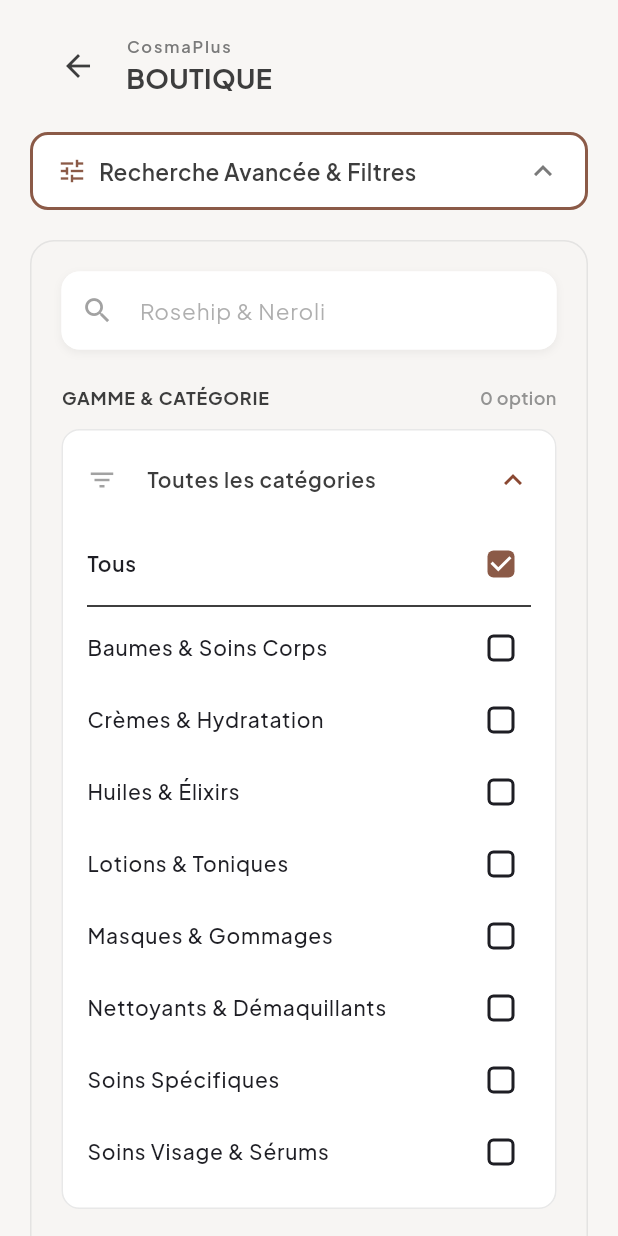
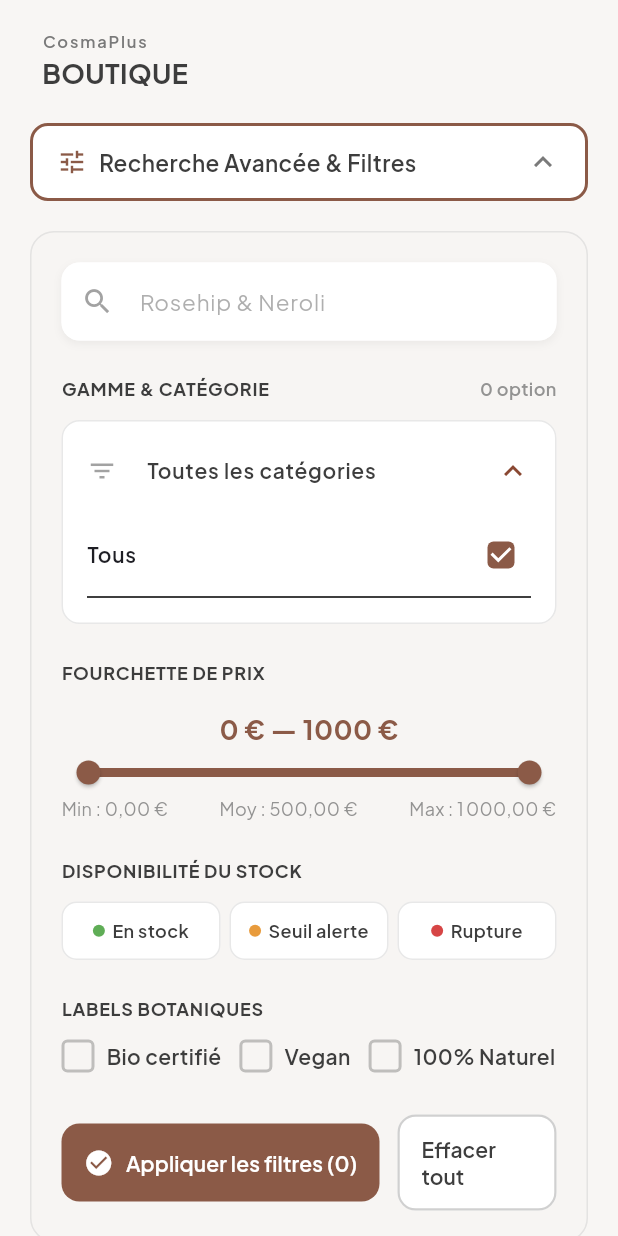
Before and after one commit to ghazi0ba/dev_mobile, a Flutter app: the ProductsScreen screen opened directly, after a tap on "Recherche Avancée & Filtres", after a tap on "Toutes les catégories", on a phone screen of 412 x 824 dp. Run offline on Flutter 3.47's test engine with Material 3 defaults, Android fonts, the phone set to English and light mode, and no system bars; our stand-ins replace cloud_firestore, firebase_auth, firebase_core, google_fonts, image_picker; accounts and stored records are empty.

Commit message:
fixing analyze issues

```diff
--- a/lib/features/produits/screens/product_add_screen.dart
+++ b/lib/features/produits/screens/product_add_screen.dart
@@ -37,7 +37,7 @@ class _ProductAddScreenState extends State<ProductAddScreen> {
   File? _selectedImageFile;
   bool _isLoading = false;
   bool _isUploadingImage = false;
-  List<String> _labels = [];
+  final List<String> _labels = [];
 
   final List<String> _availableLabels = [
     'bio',
@@ -299,7 +299,7 @@ class _ProductAddScreenState extends State<ProductAddScreen> {
 
                     // Category dropdown
                     DropdownButtonFormField<String>(
-                      value: _selectedCategoryId,
+                      initialValue: _selectedCategoryId,
                       decoration: const InputDecoration(
                         labelText: 'Catégorie',
                         hintText: 'Sélectionner une catégorie',
--- a/lib/features/produits/screens/product_detail_screen.dart
+++ b/lib/features/produits/screens/product_detail_screen.dart
@@ -469,7 +469,7 @@ class _StockInfo extends StatelessWidget {
     return Container(
       padding: const EdgeInsets.all(16),
       decoration: BoxDecoration(
-        color: color.withOpacity(0.1),
+        color: color.withValues(alpha: 0.1),
         borderRadius: BorderRadius.circular(12),
         border: Border.all(color: color),
       ),
--- a/lib/features/produits/screens/product_edit_screen.dart
+++ b/lib/features/produits/screens/product_edit_screen.dart
@@ -310,7 +310,7 @@ class _ProductEditScreenState extends State<ProductEditScreen> {
 
                     // Category dropdown
                     DropdownButtonFormField<String>(
-                      value: _selectedCategoryId,
+                      initialValue: _selectedCategoryId,
                       decoration: const InputDecoration(
                         labelText: 'Catégorie',
                         hintText: 'Sélectionner une catégorie',
--- a/lib/features/produits/screens/products_screen.dart
+++ b/lib/features/produits/screens/products_screen.dart
@@ -31,9 +31,6 @@ class _ProductsScreenState extends State<ProductsScreen> {
   StockFilter _stockFilter = StockFilter.all;
   final Set<String> _selectedLabels = {};
 
-  // Available labels
-  final List<String> _availableLabels = ['bio', 'vegan', 'naturel'];
-
   // Cache the stream
   late final Stream<List<Product>> _productsStream;
 
@@ -41,14 +38,10 @@ class _ProductsScreenState extends State<ProductsScreen> {
   static const Color primary = Color(0xFF8B5A47);
   static const Color background = Color(0xFFF8F6F4);
   static const Color surface = Color(0xFFFFFFFF);
-  static const Color cardBackground = Color(0xFFF5F3F1);
   static const Color textPrimary = Color(0xFF3D3D3D);
   static const Color textSecondary = Color(0xFF7A7A7A);
   static const Color textLight = Color(0xFFB0B0B0);
   static const Color border = Color(0xFFD0D0D0);
-  static const Color inStock = Color(0xFF5FAD56);
-  static const Color lowStock = Color(0xFFE89B3C);
-  static const Color outOfStock = Color(0xFFD64545);
 
   @override
   void initState() {
@@ -232,16 +225,8 @@ class _ProductsScreenState extends State<ProductsScreen> {
                     children: [
                       Row(
                         children: [
-                          // Pas de flèche retour : cet écran est un onglet.
-                          const SizedBox(width: 8),
-                            IconButton(
-                              onPressed: () => Navigator.pop(context),
-                              icon: const Icon(Icons.arrow_back),
-                              color: textPrimary,
-                            ),
-                          if (!Navigator.canPop(context))
-                            const SizedBox(width: 8),
-                          if (Navigator.canPop(context))
+                          // Pas de flèche retour : cet écran est un onglet
+                          // (Produits / Boutique), il n'y a rien derrière.
                           const SizedBox(width: 8),
                           Column(
                             crossAxisAlignment: CrossAxisAlignment.start,
--- a/lib/features/produits/services/product_service.dart
+++ b/lib/features/produits/services/product_service.dart
@@ -6,7 +6,7 @@ class ProductService {
   final FirebaseFirestore _firestore;
 
   ProductService({FirebaseFirestore? firestore})
-    : _firestore = firestore ?? FirebaseFirestore.instance;
+      : _firestore = firestore ?? FirebaseFirestore.instance;
 
   /// Get all products with real-time updates
   Stream<List<Product>> watchAllProducts() {
@@ -15,10 +15,10 @@ class ProductService {
         .orderBy('createdAt', descending: true)
         .snapshots()
         .map((snapshot) {
-          return snapshot.docs
-              .map((doc) => Product.fromMap(doc.id, doc.data()))
-              .toList();
-        });
+      return snapshot.docs
+          .map((doc) => Product.fromMap(doc.id, doc.data()))
+          .toList();
+    });
   }
 
   /// Get all products (one-time fetch)
@@ -33,7 +33,7 @@ class ProductService {
           .map((doc) => Product.fromMap(doc.id, doc.data()))
           .toList();
     } catch (e) {
-      throw Exception('Impossible de charger les produits');
+      throw Exception('Impossible de charger les produits : $e');
     }
   }
 
@@ -46,7 +46,7 @@ class ProductService {
 
       return Product.fromMap(doc.id, doc.data()!);
     } catch (e) {
-      throw Exception('Impossible de charger le produit');
+      throw Exception('Impossible de charger le produit : $e');
     }
   }
 
@@ -56,16 +56,16 @@ class ProductService {
       final docRef = _firestore.collection('products').doc();
 
       final data = product.toMap();
-      // La note est gérée par le module Avis : on ne l'écrase pas.
-      data.remove('ratingAverage');
-      data.remove('ratingCount');
+      // Nouveau produit : aucun avis pour l'instant.
+      data['ratingAverage'] = 0;
+      data['ratingCount'] = 0;
       data['createdAt'] = FieldValue.serverTimestamp();
 
       await docRef.set(data);
 
       return docRef.id;
     } catch (e) {
-      throw Exception('Impossible d\'ajouter le produit: $e');
+      throw Exception('Impossible d\'ajouter le produit : $e');
     }
   }
 
@@ -73,6 +73,9 @@ class ProductService {
   Future<void> updateProduct(Product product) async {
     try {
       final data = product.toMap();
+      // La note est gérée par le module Avis : on ne l'écrase pas.
+      data.remove('ratingAverage');
+      data.remove('ratingCount');
       // Preserve the original creation date
       if (product.createdAt != null) {
         data['createdAt'] = Timestamp.fromDate(product.createdAt!);
@@ -80,7 +83,7 @@ class ProductService {
 
       await _firestore.collection('products').doc(product.id).update(data);
     } catch (e) {
-      throw Exception('Impossible de modifier le produit');
+      throw Exception('Impossible de modifier le produit : $e');
     }
   }
 
@@ -89,7 +92,7 @@ class ProductService {
     try {
       await _firestore.collection('products').doc(id).delete();
     } catch (e) {
-      throw Exception('Impossible de supprimer le produit');
+      throw Exception('Impossible de supprimer le produit : $e');
     }
   }
 
@@ -100,11 +103,12 @@ class ProductService {
         'stock': newStock,
       });
     } catch (e) {
-      throw Exception('Impossible de mettre à jour le stock');
+      throw Exception('Impossible de mettre à jour le stock : $e');
     }
   }
 
-  /// Get all categories (includes default categories if none exist)
+  /// Toutes les catégories, triées par nom.
+  /// Lecture seule : les catégories sont créées par l'admin.
   Future<List<ProductCategory>> getAllCategories() async {
     try {
       final snapshot = await _firestore
@@ -112,25 +116,11 @@ class ProductService {
           .orderBy('name')
           .get();
 
-      var categories = snapshot.docs
+      return snapshot.docs
           .map((doc) => ProductCategory.fromMap(doc.id, doc.data()))
           .toList();
-
-      if (categories.isEmpty) {
-        try {
-          await seedDefaultCategories();
-        } catch (_) {
-          return categories;
-        }
-        final seeded = await _firestore.collection('categories').orderBy('name').get();
-        categories = seeded.docs
-            .map((doc) => ProductCategory.fromMap(doc.id, doc.data()))
-            .toList();
-      }
-
-      return categories;
     } catch (e) {
-      throw Exception('Impossible de charger les catégories');
+      throw Exception('Impossible de charger les catégories : $e');
     }
   }
 
@@ -145,8 +135,8 @@ class ProductService {
     'Soins Spécifiques',
   ];
 
-  /// Inserts the default categories that are not already stored.
-  /// Requires a signed-in admin (`categories` writes are `isAdmin()` only).
+  /// Crée les catégories par défaut manquantes (admin uniquement).
+  /// N'est plus appelée automatiquement : à utiliser seulement sur une base vide.
   Future<void> seedDefaultCategories() async {
     final snapshot = await _firestore.collection('categories').get();
     final existing = snapshot.docs
@@ -169,7 +159,7 @@ class ProductService {
 
       return docRef.id;
     } catch (e) {
-      throw Exception('Impossible d\'ajouter la catégorie');
+      throw Exception('Impossible d\'ajouter la catégorie : $e');
     }
   }
 
@@ -178,7 +168,7 @@ class ProductService {
     try {
       await _firestore.collection('categories').doc(id).delete();
     } catch (e) {
-      throw Exception('Impossible de supprimer la catégorie');
+      throw Exception('Impossible de supprimer la catégorie : $e');
     }
   }
 }
```
Also changed, not shown: 1 other file. Lines whose indentation alone changed are shown as unchanged.
